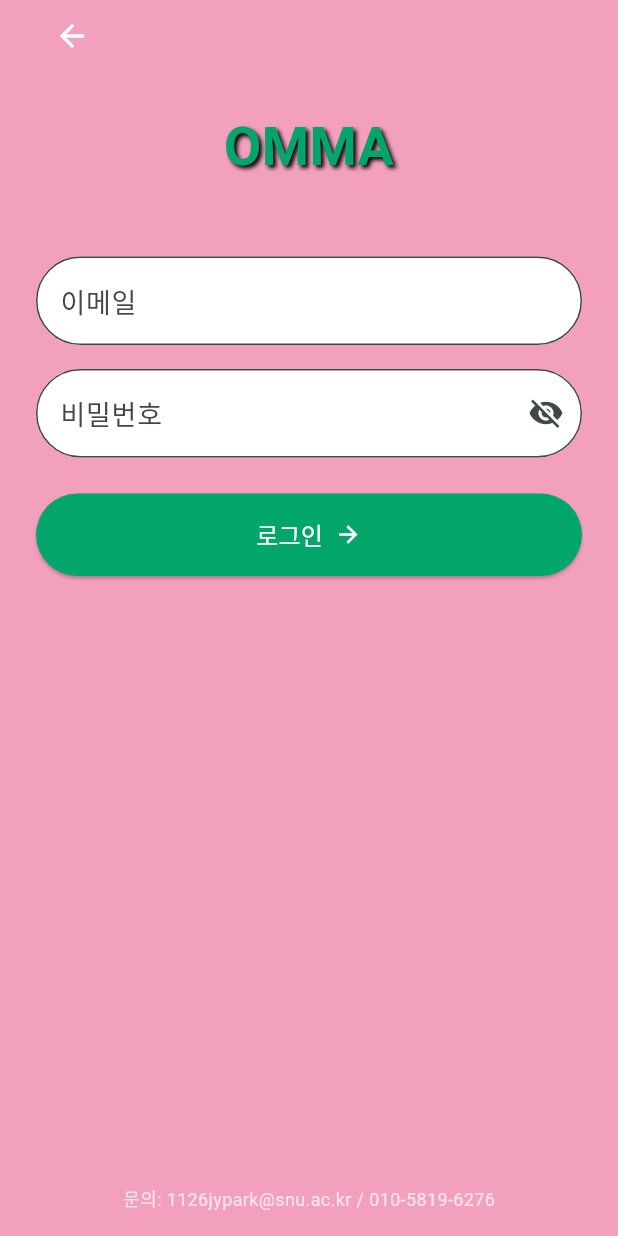
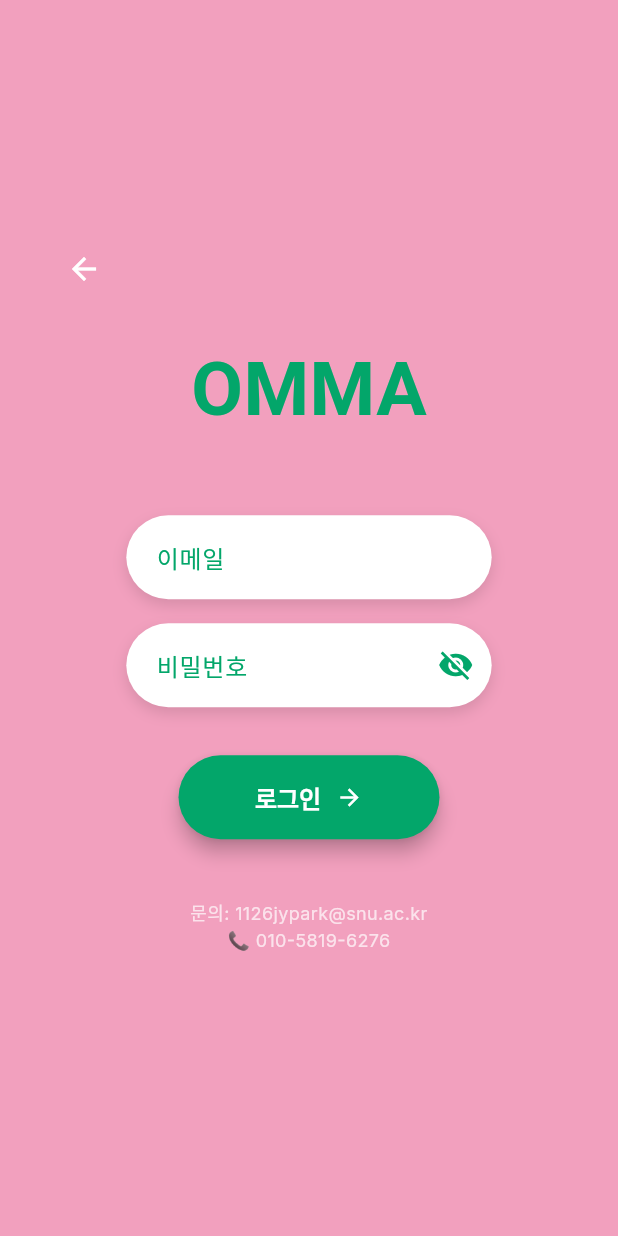
Before and after one commit to nytrio-112/OMMA_team_sketch, a Flutter app: the screen it shows after launch, after a tap on "로그인", on a phone screen of 412 x 824 dp. Run offline on Flutter 3.47's test engine with Material 3 defaults, Android fonts, the phone set to English and light mode, and no system bars; our stand-ins replace cloud_firestore, firebase_auth, firebase_core; accounts and stored records are empty; Roboto replaces fonts that are missing (OmmaLogoFont); project files that could hold a hidden picture were left out.

Commit message:
250721_권다운_intro/login_디자인수정

```diff
--- a/lib/constants/colors.dart
+++ b/lib/constants/colors.dart
@@ -6,4 +6,6 @@ class OmmaColors {
   static const Color greenTranslucent = Color(0x8003A66A); // 약 50% 투명도
   static const Color lightGreen = Color(0xFFDEF1EA); // #DEF1EA
   static const Color redAlert = Color(0xFFFF5A5A); // #FF5A5A
+  static const Color black = Color(0xFF000000); // #000000
+  static const Color blackTranslucent = Color(0xFFD9D9D9);
 }
--- /dev/null
+++ b/lib/constants/text_style.dart
@@ -0,0 +1,34 @@
+import 'package:flutter/material.dart';
+import 'colors.dart';
+
+class OmmaTextStyles {
+  static const TextStyle logo = TextStyle(
+    fontSize: 50,
+    fontFamily: 'OmmaLogoFont',
+    color: OmmaColors.green,
+  );
+  static const TextStyle bodyGreen = TextStyle(
+    fontSize: 18,
+    fontFamily: 'OmmaBodyFont',
+    color: OmmaColors.green,
+  );
+
+  static const TextStyle bodyBlack = TextStyle(
+    fontSize: 18,
+    fontFamily: 'OmmaBodyFont',
+    color: Colors.black,
+  );
+
+  static const TextStyle bodyWhite = TextStyle(
+    fontSize: 18,
+    fontFamily: 'OmmaBodyFont',
+    color: Colors.white,
+  );
+
+  static const TextStyle titleGreenBold = TextStyle(
+    fontSize: 20,
+    fontWeight: FontWeight.bold,
+    fontFamily: 'OmmaBodyFont',
+    color: OmmaColors.green,
+  );
+}
--- a/lib/screens/intro_screen.dart
+++ b/lib/screens/intro_screen.dart
@@ -1,4 +1,6 @@
 import 'package:flutter/material.dart';
+import '../constants/colors.dart';
+import '../constants/text_style.dart';
 
 class IntroScreen extends StatelessWidget {
   const IntroScreen({super.key});
@@ -6,24 +8,92 @@ class IntroScreen extends StatelessWidget {
   @override
   Widget build(BuildContext context) {
     return Scaffold(
-      body: Center(
+      backgroundColor: OmmaColors.pink,
+      body: SafeArea(
+        child: Center(
           child: Column(
             mainAxisAlignment: MainAxisAlignment.center,
             children: [
+              // 로고
+              const Text('OMMA', style: OmmaTextStyles.logo),
+              const SizedBox(height: 60),
+
+              // 로그인 버튼
+              ElevatedButton(
+                onPressed: () {
+                  Navigator.pushNamed(context, '/login');
+                },
+                style: ButtonStyle(
+                  backgroundColor: WidgetStateProperty.all(Colors.white),
+                  foregroundColor: WidgetStateProperty.all(OmmaColors.green),
+                  shadowColor: WidgetStateProperty.resolveWith((states) {
+                    if (states.contains(WidgetState.pressed)) {
+                      return OmmaColors.green;
+                    }
+                    return Colors.transparent;
+                  }),
+                  elevation: WidgetStateProperty.resolveWith((states) {
+                    if (states.contains(WidgetState.pressed)) {
+                      return 5.0;
+                    }
+                    return 0.0;
+                  }),
+                  minimumSize: WidgetStateProperty.all(const Size(250, 60)),
+                  shape: WidgetStateProperty.all(
+                    RoundedRectangleBorder(
+                      borderRadius: BorderRadius.circular(30),
+                    ),
+                  ),
+                  textStyle: WidgetStateProperty.all(
+                    const TextStyle(
+                      fontSize: 16,
+                      fontWeight: FontWeight.bold,
+                      fontFamily: 'OmmaBodyFont',
+                    ),
+                  ),
+                ),
+                child: const Text('로그인'),
+              ),
+
+              const SizedBox(height: 20), // 버튼 간 간격
+              // 회원가입 버튼
               ElevatedButton(
                 onPressed: () {
                   Navigator.pushNamed(context, '/signup');
                 },
+                style: ButtonStyle(
+                  backgroundColor: WidgetStateProperty.all(Colors.white),
+                  foregroundColor: WidgetStateProperty.all(OmmaColors.green),
+                  shadowColor: WidgetStateProperty.resolveWith((states) {
+                    if (states.contains(WidgetState.pressed)) {
+                      return OmmaColors.green;
+                    }
+                    return Colors.transparent;
+                  }),
+                  elevation: WidgetStateProperty.resolveWith((states) {
+                    if (states.contains(WidgetState.pressed)) {
+                      return 5.0;
+                    }
+                    return 0.0;
+                  }),
+                  minimumSize: WidgetStateProperty.all(const Size(250, 60)),
+                  shape: WidgetStateProperty.all(
+                    RoundedRectangleBorder(
+                      borderRadius: BorderRadius.circular(30),
+                    ),
+                  ),
+                  textStyle: WidgetStateProperty.all(
+                    const TextStyle(
+                      fontSize: 16,
+                      fontWeight: FontWeight.bold,
+                      fontFamily: 'OmmaBodyFont',
+                    ),
+                  ),
+                ),
                 child: const Text('회원가입'),
               ),
-            const SizedBox(height: 16),
-            ElevatedButton(
-              onPressed: () {
-                 Navigator.pushNamed(context, '/login');
-              },
-              child: const Text('로그인'),
+            ],
           ),
-          ],
         ),
       ),
     );
--- a/lib/screens/login_screen.dart
+++ b/lib/screens/login_screen.dart
@@ -1,6 +1,6 @@
 import 'package:flutter/material.dart';
 import 'package:firebase_auth/firebase_auth.dart';
-import 'package:my_first_app/constants/colors.dart'; // 색상 상수 정의한 곳
+import 'package:my_first_app/constants/colors.dart';
 
 class LoginScreen extends StatefulWidget {
   const LoginScreen({super.key});
@@ -27,13 +27,12 @@ class _LoginScreenState extends State<LoginScreen> {
     final email = _emailController.text.trim();
     final password = _passwordController.text.trim();
 
-    // ✅ 입력값 검증
     if (email.isEmpty || password.isEmpty) {
-      _showMessage("모든 정보를 입력해주세요");
+      _showMessage("정보를 입력해주세요");
       return;
     }
     if (!email.contains('@') || !email.contains('.')) {
-      _showMessage("이메일 형식을 지켜주세요");
+      _showMessage("올바른 이메일 주소가 아닙니다");
       return;
     }
 
@@ -43,9 +42,9 @@ class _LoginScreenState extends State<LoginScreen> {
       Navigator.pushReplacementNamed(context, '/mypage');
     } on FirebaseAuthException catch (e) {
       if (e.code == 'user-not-found') {
-        _showMessage("사용자 정보를 찾을 수 없습니다. 메인 페이지로 돌아가 회원가입을 진행해주세요.");
+        _showMessage("사용자 정보를 찾을 수 없습니다. 회원가입을 진행해주세요.");
       } else if (e.code == 'wrong-password') {
-        _showMessage("비밀번호가 틀렸습니다. 비밀번호가 기억나지 않는 경우, 아래 연락처로 문의 바랍니다.");
+        _showMessage("비밀번호가 일치하지 않습니다. 다시 시도해주세요.");
       } else {
         _showMessage("로그인에 실패했습니다. 다시 시도해주세요.");
       }
@@ -54,19 +53,128 @@ class _LoginScreenState extends State<LoginScreen> {
     }
   }
 
+  Widget _buildTextField(TextEditingController controller, String hintText) {
+    return FractionallySizedBox(
+      widthFactor: 0.7,
+      child: Container(
+        margin: const EdgeInsets.symmetric(vertical: 8),
+        decoration: BoxDecoration(
+          color: Colors.white,
+          borderRadius: BorderRadius.circular(30),
+          boxShadow: [
+            BoxShadow(
+              color: Colors.black12,
+              blurRadius: 8,
+              offset: Offset(0, 4),
+            ),
+          ],
+        ),
+        child: TextField(
+          controller: controller,
+          style: const TextStyle(color: OmmaColors.green, fontSize: 16),
+          decoration: InputDecoration(
+            hintText: hintText,
+            hintStyle: const TextStyle(color: OmmaColors.green),
+            border: InputBorder.none,
+            contentPadding: const EdgeInsets.symmetric(
+              horizontal: 20,
+              vertical: 16,
+            ),
+          ),
+        ),
+      ),
+    );
+  }
+
+  Widget _buildPasswordField() {
+    return FractionallySizedBox(
+      widthFactor: 0.7,
+      child: Container(
+        margin: const EdgeInsets.symmetric(vertical: 8),
+        decoration: BoxDecoration(
+          color: Colors.white,
+          borderRadius: BorderRadius.circular(30),
+          boxShadow: [
+            BoxShadow(
+              color: Colors.black12,
+              blurRadius: 8,
+              offset: Offset(0, 4),
+            ),
+          ],
+        ),
+        child: TextField(
+          controller: _passwordController,
+          obscureText: _obscurePassword,
+          style: const TextStyle(color: OmmaColors.green, fontSize: 16),
+          decoration: InputDecoration(
+            hintText: '비밀번호',
+            hintStyle: const TextStyle(color: OmmaColors.green),
+            border: InputBorder.none,
+            contentPadding: const EdgeInsets.symmetric(
+              horizontal: 20,
+              vertical: 16,
+            ),
+            suffixIcon: IconButton(
+              icon: Icon(
+                _obscurePassword ? Icons.visibility_off : Icons.visibility,
+                color: OmmaColors.green,
+              ),
+              onPressed: () {
+                setState(() => _obscurePassword = !_obscurePassword);
+              },
+            ),
+          ),
+        ),
+      ),
+    );
+  }
+
+  Widget _buildLoginButton() {
+    return FractionallySizedBox(
+      widthFactor: 0.5,
+      child: ElevatedButton(
+        onPressed: _isLoading ? null : _signIn,
+        style: ElevatedButton.styleFrom(
+          backgroundColor: OmmaColors.green,
+          shape: RoundedRectangleBorder(
+            borderRadius: BorderRadius.circular(30),
+          ),
+          elevation: 5,
+          padding: const EdgeInsets.symmetric(vertical: 16),
+        ),
+        child: _isLoading
+            ? const CircularProgressIndicator(color: Colors.white)
+            : const Row(
+                mainAxisSize: MainAxisSize.min,
+                mainAxisAlignment: MainAxisAlignment.center,
+                children: [
+                  Text(
+                    '로그인',
+                    style: TextStyle(fontSize: 16, color: Colors.white),
+                  ),
+                  SizedBox(width: 10),
+                  Icon(Icons.arrow_forward, color: Colors.white),
+                ],
+              ),
+      ),
+    );
+  }
+
   @override
   Widget build(BuildContext context) {
     return Scaffold(
       backgroundColor: OmmaColors.pink,
       body: SafeArea(
-        child: Padding(
-          padding: const EdgeInsets.symmetric(horizontal: 24.0),
+        child: Center(
+          child: SingleChildScrollView(
+            padding: const EdgeInsets.only(
+              top: 8,
+              left: 32,
+              right: 32,
+              bottom: 40,
+            ),
             child: Column(
-            mainAxisAlignment: MainAxisAlignment.spaceBetween,
-            children: [
-              // 상단: 뒤로가기 + 로고 + 입력 폼 + 버튼
-              Column(
-                crossAxisAlignment: CrossAxisAlignment.stretch,
+              mainAxisSize: MainAxisSize.min,
               children: [
                 Align(
                   alignment: Alignment.centerLeft,
@@ -75,95 +183,36 @@ class _LoginScreenState extends State<LoginScreen> {
                     onPressed: () => Navigator.pop(context),
                   ),
                 ),
-                  const SizedBox(height: 24),
-                  const Center(
-                    child: Text(
+                const SizedBox(height: 20),
+                const Text(
                   'OMMA',
                   style: TextStyle(
-                        fontFamily: 'OmmaLogoFont', // 폰트 적용 여부에 따라 생략 가능
-                        fontSize: 36,
+                    fontFamily: 'OmmaLogoFont',
+                    fontSize: 50,
                     color: OmmaColors.green,
                     fontWeight: FontWeight.bold,
-                        shadows: [Shadow(offset: Offset(2, 2), blurRadius: 3)],
                   ),
                 ),
-                  ),
-                  const SizedBox(height: 48),
-                  TextField(
-                    controller: _emailController,
-                    decoration: InputDecoration(
-                      filled: true,
-                      fillColor: Colors.white,
-                      labelText: '이메일',
-                      border: OutlineInputBorder(
-                        borderRadius: BorderRadius.circular(32),
-                      ),
-                    ),
-                  ),
-                  const SizedBox(height: 16),
-                  TextField(
-                    controller: _passwordController,
-                    obscureText: _obscurePassword,
-                    decoration: InputDecoration(
-                      filled: true,
-                      fillColor: Colors.white,
-                      labelText: '비밀번호',
-                      border: OutlineInputBorder(
-                        borderRadius: BorderRadius.circular(32),
-                      ),
-                      suffixIcon: IconButton(
-                        icon: Icon(
-                          _obscurePassword
-                              ? Icons.visibility_off
-                              : Icons.visibility,
-                        ),
-                        onPressed: () {
-                          setState(() => _obscurePassword = !_obscurePassword);
-                        },
-                      ),
-                    ),
-                  ),
+                const SizedBox(height: 40),
+                _buildTextField(_emailController, '이메일'),
+                _buildPasswordField(),
                 const SizedBox(height: 24),
-                  ElevatedButton(
-                    onPressed: _isLoading ? null : _signIn,
-                    style: ElevatedButton.styleFrom(
-                      backgroundColor: OmmaColors.green,
-                      shape: RoundedRectangleBorder(
-                        borderRadius: BorderRadius.circular(32),
-                      ),
-                      padding: const EdgeInsets.symmetric(vertical: 16),
-                    ),
-                    child: _isLoading
-                        ? const CircularProgressIndicator(color: Colors.white)
-                        : const Row(
-                            mainAxisAlignment: MainAxisAlignment.center,
-                            children: [
-                              Text(
-                                '로그인',
+                _buildLoginButton(),
+                const SizedBox(height: 40),
+                const Text(
+                  '문의: 1126jypark@snu.ac.kr\n📞 010-5819-6276',
+                  textAlign: TextAlign.center,
                   style: TextStyle(
-                                  color: Colors.white,
-                                  fontSize: 16,
-                                ),
-                              ),
-                              SizedBox(width: 8),
-                              Icon(Icons.arrow_forward, color: Colors.white),
-                            ],
-                          ),
-                  ),
-                ],
-              ),
-              // 하단 문의처
-              const Padding(
-                padding: EdgeInsets.only(bottom: 16),
-                child: Text(
-                  '문의: 1126jypark@snu.ac.kr / 010-5819-6276',
-                  style: TextStyle(color: Colors.white70, fontSize: 12),
+                    color: Colors.white70,
+                    fontSize: 12,
+                    height: 1.5,
                   ),
                 ),
               ],
             ),
           ),
         ),
+      ),
     );
   }
 }
--- a/lib/theme/theme.dart
+++ b/lib/theme/theme.dart
@@ -4,6 +4,9 @@ import '../constants/colors.dart';
 final ThemeData appTheme = ThemeData(
   brightness: Brightness.light,
   scaffoldBackgroundColor: Colors.white,
+
+  fontFamily: 'OmmaBodyFont',
+
   colorScheme: ColorScheme.fromSeed(
     seedColor: OmmaColors.green,
     brightness: Brightness.light,
@@ -14,7 +17,9 @@ final ThemeData appTheme = ThemeData(
   ),
   textTheme: const TextTheme(
     bodyLarge: TextStyle(fontSize: 18, color: OmmaColors.green),
+
     bodyMedium: TextStyle(fontSize: 16, color: OmmaColors.green),
+
     titleLarge: TextStyle(
       fontSize: 20,
       fontWeight: FontWeight.bold,
@@ -25,6 +30,7 @@ final ThemeData appTheme = ThemeData(
     style: ElevatedButton.styleFrom(
       backgroundColor: OmmaColors.green,
       foregroundColor: Colors.white,
+      textStyle: const TextStyle(fontWeight: FontWeight.bold, fontSize: 16)
     ),
   ),
   appBarTheme: const AppBarTheme(
```
Also changed, not shown: assets/images/introbackground.png (added). Lines whose indentation alone changed are shown as unchanged.
